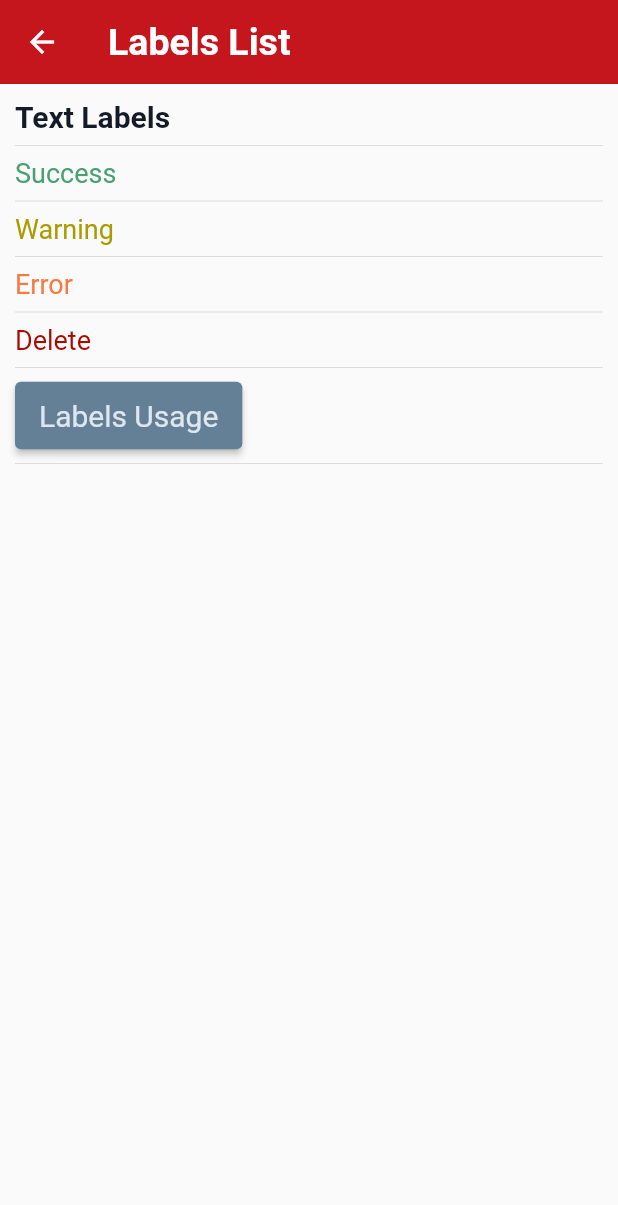
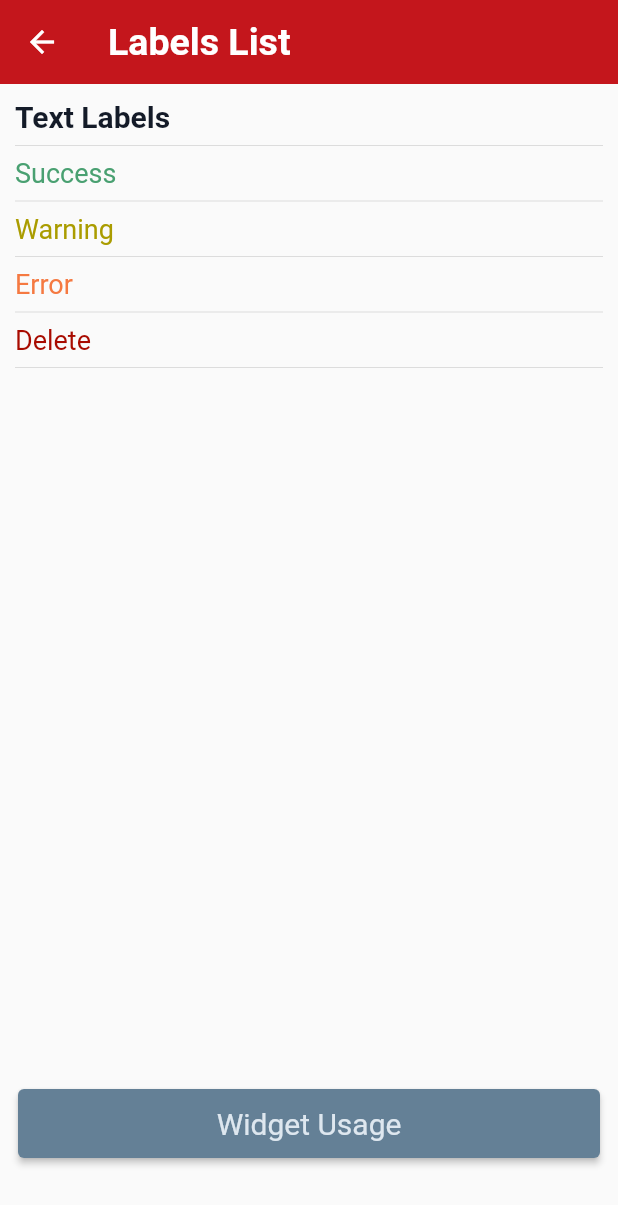
Before and after one commit to brahmikumar/vcui, a Flutter app: the LabelsDemo screen opened by its route, on a phone screen of 412 x 824 dp. Shown: the top 1205 px of the screen. Run offline on Flutter 3.47's test engine with Material 2 defaults, Android fonts, the phone set to English and light mode, and no system bars; our stand-ins replace flutter_html.

Commit message:
added usage botoom navigation button

```diff
--- a/lib/src/elements/screens/alert_dialog.dart
+++ b/lib/src/elements/screens/alert_dialog.dart
@@ -2,6 +2,7 @@ import 'package:flutter/material.dart';
 import 'package:vcui/src/utils/alert_dialog_usage.dart';
 import 'package:vcui/src/utils/app_meessages.dart';
 import 'package:vcui/src/utils/getUsage.dart';
+import 'package:vcui/src/widgets/usage_bottom_navigation.dart';
 import 'package:vcui/vui/ui_components/alertDialog.dart';
 import 'package:vcui/vui/ui_components/buttons.dart';
 import 'package:vcui/vui/ui_components/snackbar.dart';
@@ -76,6 +77,7 @@ class AlertDialogDemo extends StatelessWidget {
           ),
         ),
       ),
+      bottomNavigationBar: UsageBottomNavigation("Alert Dialog", AlertDialogUsage.alertDialogUsage),
     );
   }
 }
--- a/lib/src/elements/screens/bottom_modelsheet_demo.dart
+++ b/lib/src/elements/screens/bottom_modelsheet_demo.dart
@@ -24,6 +24,9 @@ class BottomModelSheetDemo extends StatelessWidget {
                 showModalBottomSheet<dynamic>(
                     isScrollControlled: true,
                     context: context,
+                    shape: RoundedRectangleBorder(
+                      borderRadius: BorderRadius.circular(10.0),
+                    ),
                     builder: (context) {
                       return AppBottomModelSheet(
                         title: "Confirm",
--- a/lib/src/elements/screens/labels_demo.dart
+++ b/lib/src/elements/screens/labels_demo.dart
@@ -1,7 +1,6 @@
 import 'package:flutter/material.dart';
-import 'package:vcui/src/utils/getUsage.dart';
 import 'package:vcui/src/utils/labels_usage_data.dart';
-import 'package:vcui/vui/ui_components/buttons.dart';
+import 'package:vcui/src/widgets/usage_bottom_navigation.dart';
 import 'package:vcui/vui/ui_components/labels.dart';
 
 class LabelsDemo extends StatelessWidget {
@@ -28,19 +27,18 @@ class LabelsDemo extends StatelessWidget {
 
               lowMediumRiskLabel("Warning"),
               const Divider(),
+
               mediumRiskLabel("Error"),
               const Divider(),
 
               highRiskLabel("Delete"),
               const Divider(),
 
-              button("Labels Usage", () => getUsage("Normal Button", LabelsUsage.labelUsage, context)),
-              const Divider(),
-
             ],
           ),
         ),
       ),
+      bottomNavigationBar: UsageBottomNavigation("Labels", LabelsUsage.labelUsage),
     );
   }
 }
--- a/lib/src/elements/screens/toast_messages_demo.dart
+++ b/lib/src/elements/screens/toast_messages_demo.dart
@@ -1,6 +1,7 @@
 import 'package:flutter/material.dart';
 import 'package:vcui/src/utils/getUsage.dart';
 import 'package:vcui/src/utils/toast_messages_usage.dart';
+import 'package:vcui/src/widgets/usage_bottom_navigation.dart';
 import 'package:vcui/vui/colors/colors.dart';
 import 'package:vcui/vui/ui_components/buttons.dart';
 import 'package:vcui/vui/ui_components/snackbar.dart';
@@ -58,6 +59,7 @@ class ToastMessagesDemo extends StatelessWidget {
           ),
         ),
       ),
+      bottomNavigationBar: UsageBottomNavigation("Toast Messages", ToastMessagesUsage.toastMessagesUsage),
     );
   }
 }
--- /dev/null
+++ b/lib/src/widgets/usage_bottom_navigation.dart
@@ -0,0 +1,28 @@
+import 'package:flutter/material.dart';
+import 'package:vcui/src/utils/getUsage.dart';
+import 'package:vcui/vui/ui_components/buttons.dart';
+
+class UsageBottomNavigation extends StatefulWidget {
+  String usageTitle;
+  String usageText;
+  UsageBottomNavigation(this.usageTitle,this.usageText, {Key? key}) : super(key: key);
+
+  @override
+  State<UsageBottomNavigation> createState() => _UsageBottomNavigationState();
+}
+
+class _UsageBottomNavigationState extends State<UsageBottomNavigation> {
+  selectPage(int index) {
+        () => getUsage("Normal Button", widget.usageText, context);
+  }
+
+  @override
+  Widget build(BuildContext context) {
+    return Container(
+      height: 70,
+      padding: const EdgeInsets.all(12.0),
+      margin: const EdgeInsets.only(bottom: 40),
+      child: button("Widget Usage", () => getUsage(widget.usageTitle, widget.usageText, context)),
+    );
+  }
+}
--- a/lib/vui/colors/colors.dart
+++ b/lib/vui/colors/colors.dart
@@ -15,6 +15,7 @@ class AppColors{
 
   /* Sequential palette */
   static const Color colorSeqBlueOne = Color(0xFFdee7ef);
+  static Color colorBlue = colorSeqBlueOne;
   static const Color colorSeqBlueTwo = Color(0xFFc1ced8);
   static const Color colorSeqBlueThree= Color(0xFF90a8b9);
   static const Color colorSeqBlueFour = Color(0xFF648096);
```
